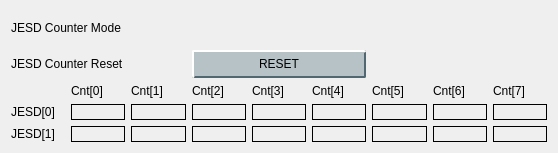
Old version of the form new_look/jesd.ui in the repository cristinasewell/ATCA_PyDM_Screens.
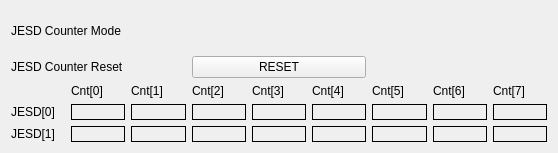
New version of the form. Custom widgets are drawn as their Qt base class.

Patch:
```diff
--- a/new_look/jesd.ui
+++ b/new_look/jesd.ui
@@ -14,36 +14,7 @@
    <string>Form</string>
   </property>
   <property name="styleSheet">
-   <string notr="true">QPushButton {
-    background-color: rgb(182, 194, 198);
-    border-color: rgb(182, 204, 212) rgb(82, 104, 112) rgb(82, 104, 112) rgb(182,204,212);
-    border-style: outset;
-    border-radius: 2px;
-    border-width: 2px; 
-    padding: 5px;
-}
-QPushButton:hover {
-   background-color: rgb(154,170,176);
-}
-QPushButton:pressed {
-    background-color: rgb(104,198,176);
-    border-style: inset;
-    border-width: 3px;
-	border-color: rgb(32,86,73);
-}
-QPushButton:checked{
-    background-color: rgb(104,198,176);
-    border-style: inset;
-    border-width: 3px;
-	border-color: rgb(82, 104, 112)  rgb(182, 204, 212) rgb(182,204,212) rgb(82, 104, 112) ;
-}
-
-QLineEdit {
-  background-color: rgb(218,223,230);
-  border-color: rgb(66,77,96);
-  border-style: inset;
-  border-width: 2px 1px 1px 2px;
-}</string>
+   <string notr="true"/>
   </property>
   <layout class="QVBoxLayout" name="verticalLayout">
    <item>
```
